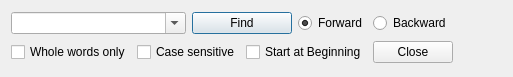
Before: the Qt Designer form findwidget.ui in srazi/bidiTeXmaker, drawn with Qt 5.
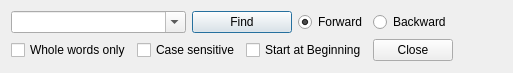
After: the same form once the commit is applied. Icons and pictures are not drawn.

```diff
--- a/findwidget.ui
+++ b/findwidget.ui
@@ -7,9 +7,15 @@
     <x>0</x>
     <y>0</y>
     <width>513</width>
-    <height>77</height>
+    <height>60</height>
    </rect>
   </property>
+  <property name="sizePolicy">
+   <sizepolicy hsizetype="Preferred" vsizetype="Minimum">
+    <horstretch>0</horstretch>
+    <verstretch>0</verstretch>
+   </sizepolicy>
+  </property>
   <property name="windowTitle">
    <string>Form</string>
   </property>
```
Left out of the diff: 8 changed lines with no effect on the pictures.
